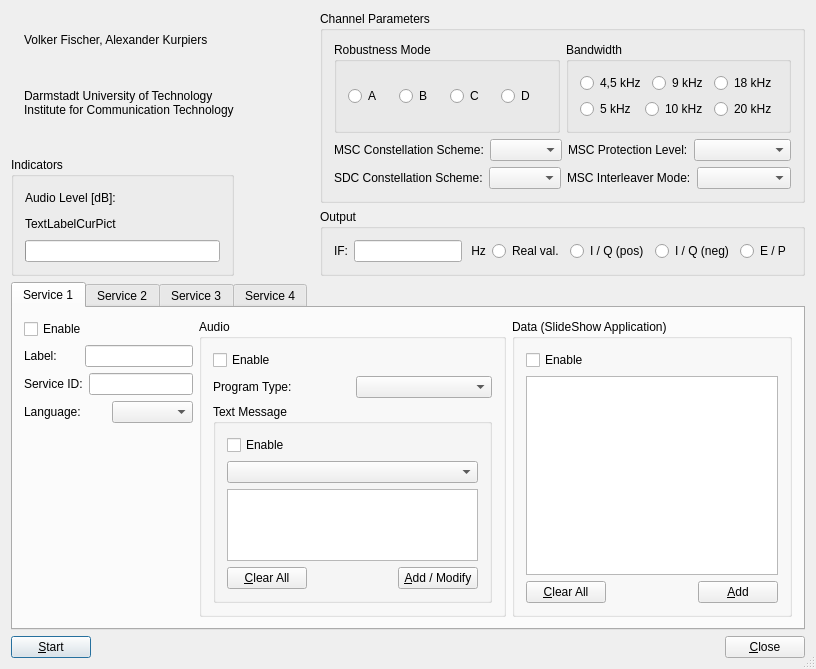
This is dream/src/GUI-QT/TransmDlgbase.ui in mmjee/dream-patched as Qt 5 draws it before an edit. The edited form follows.
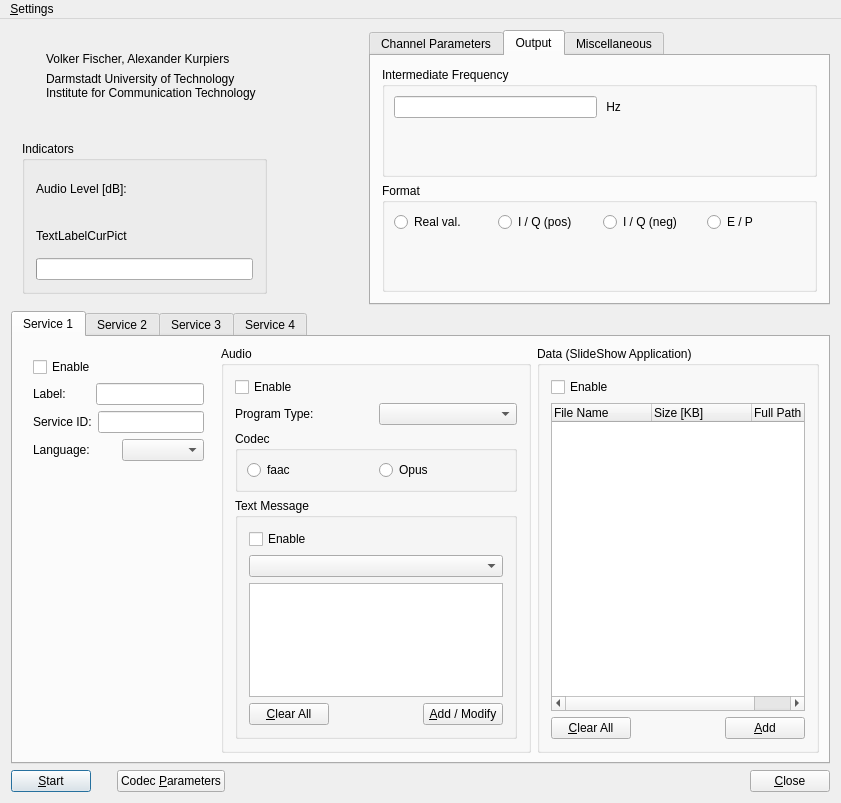
This is the edited form. The open tabs and pages were chosen to show the change. Icons and pictures are not drawn. Custom widgets are drawn as their Qt base class.

The edit to the form file:
```diff
--- a/dream/src/GUI-QT/TransmDlgbase.ui
+++ b/dream/src/GUI-QT/TransmDlgbase.ui
@@ -1,22 +1,24 @@
 <?xml version="1.0" encoding="UTF-8"?>
 <ui version="4.0">
  <class>TransmDlgBase</class>
- <widget class="QDialog" name="TransmDlgBase">
+ <widget class="QMainWindow" name="TransmDlgBase">
   <property name="geometry">
    <rect>
     <x>0</x>
     <y>0</y>
-    <width>816</width>
-    <height>607</height>
+    <width>841</width>
+    <height>803</height>
    </rect>
   </property>
   <property name="windowTitle">
    <string>Dream DRM Transmitter</string>
   </property>
-  <property name="sizeGripEnabled">
-   <bool>true</bool>
+  <property name="windowIcon">
+   <iconset resource="res/icons.qrc">
+    <normaloff>:/icons/MainIcon.png</normaloff>:/icons/MainIcon.png</iconset>
   </property>
-  <layout class="QVBoxLayout">
+  <widget class="QWidget" name="centralwidget">
+   <layout class="QVBoxLayout" name="verticalLayout_5">
    <property name="spacing">
     <number>6</number>
    </property>
@@ -24,20 +26,14 @@
     <number>11</number>
    </property>
    <item>
-    <layout class="QHBoxLayout">
-     <property name="spacing">
-      <number>6</number>
-     </property>
-     <property name="margin">
-      <number>0</number>
-     </property>
+     <layout class="QHBoxLayout" name="horizontalLayout">
      <item>
-      <layout class="QVBoxLayout">
+       <layout class="QVBoxLayout" name="verticalLayout_2">
        <property name="spacing">
         <number>6</number>
        </property>
        <property name="margin">
-        <number>0</number>
+         <number>11</number>
        </property>
        <item>
         <layout class="QHBoxLayout">
@@ -49,6 +45,9 @@
          </property>
          <item>
           <widget class="QLabel" name="PixmapLabelDreamLogo">
+            <property name="enabled">
+             <bool>true</bool>
+            </property>
            <property name="sizePolicy">
             <sizepolicy hsizetype="Fixed" vsizetype="Fixed">
              <horstretch>0</horstretch>
@@ -72,10 +71,16 @@
             <number>6</number>
            </property>
            <property name="margin">
-            <number>0</number>
+             <number>11</number>
            </property>
            <item>
             <widget class="QLabel" name="TextLabelMainAuthors">
+              <property name="sizePolicy">
+               <sizepolicy hsizetype="Preferred" vsizetype="Fixed">
+                <horstretch>0</horstretch>
+                <verstretch>0</verstretch>
+               </sizepolicy>
+              </property>
              <property name="text">
               <string>Volker Fischer, Alexander Kurpiers</string>
              </property>
@@ -86,6 +91,12 @@
            </item>
            <item>
             <widget class="QLabel" name="TextLabelCompany">
+              <property name="sizePolicy">
+               <sizepolicy hsizetype="Preferred" vsizetype="Fixed">
+                <horstretch>0</horstretch>
+                <verstretch>0</verstretch>
+               </sizepolicy>
+              </property>
              <property name="text">
               <string>Darmstadt University of Technology
 Institute for Communication Technology</string>
@@ -105,12 +116,12 @@
           <enum>Qt::Vertical</enum>
          </property>
          <property name="sizeType">
-          <enum>QSizePolicy::Minimum</enum>
+           <enum>QSizePolicy::Preferred</enum>
          </property>
          <property name="sizeHint" stdset="0">
           <size>
            <width>20</width>
-           <height>20</height>
+            <height>24</height>
           </size>
          </property>
         </spacer>
@@ -146,10 +157,30 @@
              </widget>
             </item>
             <item>
-             <widget class="QwtThermo" name="ProgrInputLevel" native="true"/>
+              <widget class="QwtThermo" name="ProgrInputLevel">
+               <property name="scalePosition">
+                <enum>QwtThermo::BottomScale</enum>
+               </property>
+              </widget>
             </item>
            </layout>
           </item>
+           <item>
+            <spacer name="verticalSpacer">
+             <property name="orientation">
+              <enum>Qt::Vertical</enum>
+             </property>
+             <property name="sizeType">
+              <enum>QSizePolicy::Fixed</enum>
+             </property>
+             <property name="sizeHint" stdset="0">
+              <size>
+               <width>20</width>
+               <height>8</height>
+              </size>
+             </property>
+            </spacer>
+           </item>
           <item>
            <widget class="QLabel" name="TextLabelCurPict">
             <property name="text">
@@ -185,19 +216,21 @@
       </spacer>
      </item>
      <item>
-      <layout class="QVBoxLayout">
-       <property name="spacing">
-        <number>6</number>
-       </property>
-       <property name="margin">
+       <widget class="QTabWidget" name="TabWidgetParam">
+        <property name="sizePolicy">
+         <sizepolicy hsizetype="Expanding" vsizetype="Minimum">
+          <horstretch>0</horstretch>
+          <verstretch>0</verstretch>
+         </sizepolicy>
+        </property>
+        <property name="currentIndex">
         <number>0</number>
        </property>
-       <item>
-        <widget class="QGroupBox" name="GroupBoxChanParam">
-         <property name="title">
+        <widget class="QWidget" name="tabChannelParameters">
+         <attribute name="title">
           <string>Channel Parameters</string>
-         </property>
-         <layout class="QVBoxLayout">
+         </attribute>
+         <layout class="QVBoxLayout" name="verticalLayout">
           <property name="spacing">
            <number>6</number>
           </property>
@@ -205,16 +238,8 @@
            <number>11</number>
           </property>
           <item>
-           <layout class="QHBoxLayout">
-            <property name="spacing">
-             <number>6</number>
-            </property>
-            <property name="margin">
-             <number>0</number>
-            </property>
-            <item>
-             <widget class="QGroupBox" name="ButtonGroupRobustnessMode" native="true">
-              <property name="title" stdset="0">
+           <widget class="QGroupBox" name="GroupBoxRobustnessMode">
+            <property name="title">
                <string>Robustness Mode</string>
               </property>
               <property name="radioButtonExclusive" stdset="0">
@@ -259,8 +284,8 @@
              </widget>
             </item>
             <item>
-             <widget class="QGroupBox" name="ButtonGroupBandwidth" native="true">
-              <property name="title" stdset="0">
+           <widget class="QGroupBox" name="GroupBoxBandwidth">
+            <property name="title">
                <string>Bandwidth</string>
               </property>
               <property name="radioButtonExclusive" stdset="0">
@@ -337,8 +362,6 @@
                </item>
               </layout>
              </widget>
-            </item>
-           </layout>
           </item>
           <item>
            <layout class="QHBoxLayout">
@@ -454,16 +477,11 @@
           </item>
          </layout>
         </widget>
-       </item>
-       <item>
-        <widget class="QGroupBox" name="ButtonGroupOutput" native="true">
-         <property name="title" stdset="0">
+        <widget class="QWidget" name="tabOutput">
+         <attribute name="title">
           <string>Output</string>
-         </property>
-         <property name="radioButtonExclusive" stdset="0">
-          <bool>true</bool>
-         </property>
-         <layout class="QHBoxLayout">
+         </attribute>
+         <layout class="QVBoxLayout" name="verticalLayout_3">
           <property name="spacing">
            <number>6</number>
           </property>
@@ -471,28 +489,21 @@
            <number>11</number>
           </property>
           <item>
-           <layout class="QHBoxLayout">
-            <property name="spacing">
-             <number>6</number>
+           <widget class="QGroupBox" name="ButtonGroupIF">
+            <property name="title">
+             <string>Intermediate Frequency</string>
             </property>
-            <property name="margin">
-             <number>0</number>
-            </property>
+            <layout class="QVBoxLayout" name="verticalLayout_7">
             <item>
-             <widget class="QLabel" name="TextLabelIF">
-              <property name="text">
-               <string>IF:</string>
-              </property>
-              <property name="wordWrap">
-               <bool>false</bool>
-              </property>
-              <property name="indent">
-               <number>-1</number>
-              </property>
-             </widget>
-            </item>
+              <layout class="QHBoxLayout" name="horizontalLayout_2">
             <item>
              <widget class="QLineEdit" name="LineEditSndCrdIF">
+                 <property name="sizePolicy">
+                  <sizepolicy hsizetype="Minimum" vsizetype="Minimum">
+                   <horstretch>0</horstretch>
+                   <verstretch>0</verstretch>
+                  </sizepolicy>
+                 </property>
               <property name="minimumSize">
                <size>
                 <width>90</width>
@@ -503,6 +514,12 @@
             </item>
             <item>
              <widget class="QLabel" name="TextLabelIFUnit">
+                 <property name="sizePolicy">
+                  <sizepolicy hsizetype="Minimum" vsizetype="Minimum">
+                   <horstretch>0</horstretch>
+                   <verstretch>0</verstretch>
+                  </sizepolicy>
+                 </property>
               <property name="text">
                <string> Hz</string>
               </property>
@@ -517,7 +534,40 @@
            </layout>
           </item>
           <item>
+              <spacer name="verticalSpacer_2">
+               <property name="orientation">
+                <enum>Qt::Vertical</enum>
+               </property>
+               <property name="sizeHint" stdset="0">
+                <size>
+                 <width>20</width>
+                 <height>40</height>
+                </size>
+               </property>
+              </spacer>
+             </item>
+            </layout>
+           </widget>
+          </item>
+          <item>
+           <widget class="QGroupBox" name="GroupBoxOutput">
+            <property name="title">
+             <string>Format</string>
+            </property>
+            <property name="radioButtonExclusive" stdset="0">
+             <bool>true</bool>
+            </property>
+            <layout class="QVBoxLayout" name="verticalLayout_6">
+             <item>
+              <layout class="QHBoxLayout" name="horizontalLayout_3">
+               <item>
            <widget class="QRadioButton" name="RadioButtonOutReal">
+                 <property name="sizePolicy">
+                  <sizepolicy hsizetype="Minimum" vsizetype="Minimum">
+                   <horstretch>0</horstretch>
+                   <verstretch>0</verstretch>
+                  </sizepolicy>
+                 </property>
             <property name="text">
              <string>Real val.</string>
             </property>
@@ -525,6 +575,12 @@
           </item>
           <item>
            <widget class="QRadioButton" name="RadioButtonOutIQPos">
+                 <property name="sizePolicy">
+                  <sizepolicy hsizetype="Minimum" vsizetype="Minimum">
+                   <horstretch>0</horstretch>
+                   <verstretch>0</verstretch>
+                  </sizepolicy>
+                 </property>
             <property name="text">
              <string>I / Q (pos)</string>
             </property>
@@ -532,6 +588,12 @@
           </item>
           <item>
            <widget class="QRadioButton" name="RadioButtonOutIQNeg">
+                 <property name="sizePolicy">
+                  <sizepolicy hsizetype="Minimum" vsizetype="Minimum">
+                   <horstretch>0</horstretch>
+                   <verstretch>0</verstretch>
+                  </sizepolicy>
+                 </property>
             <property name="text">
              <string>I / Q (neg)</string>
             </property>
@@ -539,15 +601,117 @@
           </item>
           <item>
            <widget class="QRadioButton" name="RadioButtonOutEP">
+                 <property name="sizePolicy">
+                  <sizepolicy hsizetype="Minimum" vsizetype="Minimum">
+                   <horstretch>0</horstretch>
+                   <verstretch>0</verstretch>
+                  </sizepolicy>
+                 </property>
             <property name="text">
              <string>E / P</string>
             </property>
            </widget>
           </item>
          </layout>
+             </item>
+             <item>
+              <spacer name="verticalSpacer_3">
+               <property name="orientation">
+                <enum>Qt::Vertical</enum>
+               </property>
+               <property name="sizeHint" stdset="0">
+                <size>
+                 <width>20</width>
+                 <height>44</height>
+                </size>
+               </property>
+              </spacer>
+             </item>
+            </layout>
         </widget>
        </item>
       </layout>
+        </widget>
+        <widget class="QWidget" name="tabMiscellaneous">
+         <attribute name="title">
+          <string>Miscellaneous</string>
+         </attribute>
+         <layout class="QVBoxLayout" name="verticalLayout_4">
+          <property name="spacing">
+           <number>6</number>
+          </property>
+          <property name="margin">
+           <number>11</number>
+          </property>
+          <item>
+           <widget class="QGroupBox" name="GroupBoxCurrentTime">
+            <property name="title">
+             <string>Current Time Transmission</string>
+            </property>
+            <layout class="QVBoxLayout" name="verticalLayout_8">
+             <item>
+              <layout class="QHBoxLayout" name="horizontalLayout_4">
+               <item>
+                <widget class="QRadioButton" name="RadioButtonCurTimeOff">
+                 <property name="text">
+                  <string>Off</string>
+                 </property>
+                 <attribute name="buttonGroup">
+                  <string notr="true">ButtonGroupCurrentTime</string>
+                 </attribute>
+                </widget>
+               </item>
+               <item>
+                <widget class="QRadioButton" name="RadioButtonCurTimeLocal">
+                 <property name="text">
+                  <string>Local</string>
+                 </property>
+                 <attribute name="buttonGroup">
+                  <string notr="true">ButtonGroupCurrentTime</string>
+                 </attribute>
+                </widget>
+               </item>
+               <item>
+                <widget class="QRadioButton" name="RadioButtonCurTimeUTC">
+                 <property name="text">
+                  <string>UTC</string>
+                 </property>
+                 <attribute name="buttonGroup">
+                  <string notr="true">ButtonGroupCurrentTime</string>
+                 </attribute>
+                </widget>
+               </item>
+               <item>
+                <widget class="QRadioButton" name="RadioButtonCurTimeUTCOffset">
+                 <property name="text">
+                  <string>UTC+Offset</string>
+                 </property>
+                 <attribute name="buttonGroup">
+                  <string notr="true">ButtonGroupCurrentTime</string>
+                 </attribute>
+                </widget>
+               </item>
+              </layout>
+             </item>
+             <item>
+              <spacer name="verticalSpacer_4">
+               <property name="orientation">
+                <enum>Qt::Vertical</enum>
+               </property>
+               <property name="sizeHint" stdset="0">
+                <size>
+                 <width>20</width>
+                 <height>162</height>
+                </size>
+               </property>
+              </spacer>
+             </item>
+            </layout>
+           </widget>
+          </item>
+         </layout>
+        </widget>
+       </widget>
      </item>
     </layout>
    </item>
@@ -556,6 +720,9 @@
      <property name="enabled">
       <bool>true</bool>
      </property>
+      <property name="tabPosition">
+       <enum>QTabWidget::North</enum>
+      </property>
      <property name="currentIndex">
       <number>0</number>
      </property>
@@ -563,20 +730,14 @@
       <attribute name="title">
        <string>Service 1</string>
       </attribute>
-      <layout class="QHBoxLayout">
-       <property name="spacing">
-        <number>6</number>
-       </property>
-       <property name="margin">
-        <number>11</number>
-       </property>
+       <layout class="QHBoxLayout" name="horizontalLayout_7">
        <item>
         <layout class="QVBoxLayout">
          <property name="spacing">
           <number>6</number>
          </property>
          <property name="margin">
-          <number>0</number>
+           <number>11</number>
          </property>
          <item>
           <widget class="QCheckBox" name="CheckBoxEnableService">
@@ -680,7 +841,7 @@
             <enum>Qt::Vertical</enum>
            </property>
            <property name="sizeType">
-            <enum>QSizePolicy::Expanding</enum>
+             <enum>QSizePolicy::MinimumExpanding</enum>
            </property>
            <property name="sizeHint" stdset="0">
             <size>
@@ -740,6 +901,35 @@
             </item>
            </layout>
           </item>
+           <item>
+            <widget class="QGroupBox" name="GroupBoxCodec">
+             <property name="title">
+              <string>Codec</string>
+             </property>
+             <layout class="QHBoxLayout">
+              <item>
+               <widget class="QRadioButton" name="RadioButtonFAAC">
+                <property name="text">
+                 <string>faac</string>
+                </property>
+                <attribute name="buttonGroup">
+                 <string notr="true">ButtonGroupCodec</string>
+                </attribute>
+               </widget>
+              </item>
+              <item>
+               <widget class="QRadioButton" name="RadioButtonOPUS">
+                <property name="text">
+                 <string>Opus</string>
+                </property>
+                <attribute name="buttonGroup">
+                 <string notr="true">ButtonGroupCodec</string>
+                </attribute>
+               </widget>
+              </item>
+             </layout>
+            </widget>
+           </item>
           <item>
            <widget class="QGroupBox" name="GroupBoxTextMessage">
             <property name="title">
@@ -769,7 +959,7 @@
               <widget class="QComboBox" name="ComboBoxTextMessage"/>
              </item>
              <item>
-              <widget class="QTextEdit" name="textEdit"/>
+               <widget class="QTextEdit" name="MultiLineEditTextMessage"/>
              </item>
              <item>
               <layout class="QHBoxLayout">
@@ -843,7 +1033,59 @@
            </widget>
           </item>
           <item>
-           <widget class="QListWidget" name="listWidgetFileNames"/>
+            <widget class="QTreeWidget" name="TreeWidgetFileNames">
+             <property name="autoScroll">
+              <bool>false</bool>
+             </property>
+             <property name="editTriggers">
+              <set>QAbstractItemView::NoEditTriggers</set>
+             </property>
+             <property name="alternatingRowColors">
+              <bool>true</bool>
+             </property>
+             <property name="selectionMode">
+              <enum>QAbstractItemView::NoSelection</enum>
+             </property>
+             <property name="selectionBehavior">
+              <enum>QAbstractItemView::SelectRows</enum>
+             </property>
+             <property name="verticalScrollMode">
+              <enum>QAbstractItemView::ScrollPerPixel</enum>
+             </property>
+             <property name="horizontalScrollMode">
+              <enum>QAbstractItemView::ScrollPerPixel</enum>
+             </property>
+             <property name="indentation">
+              <number>0</number>
+             </property>
+             <property name="rootIsDecorated">
+              <bool>false</bool>
+             </property>
+             <property name="uniformRowHeights">
+              <bool>true</bool>
+             </property>
+             <attribute name="headerVisible">
+              <bool>true</bool>
+             </attribute>
+             <attribute name="headerStretchLastSection">
+              <bool>false</bool>
+             </attribute>
+             <column>
+              <property name="text">
+               <string>File Name</string>
+              </property>
+             </column>
+             <column>
+              <property name="text">
+               <string>Size [KB]</string>
+              </property>
+             </column>
+             <column>
+              <property name="text">
+               <string>Full Path</string>
+              </property>
+             </column>
+            </widget>
           </item>
           <item>
            <layout class="QHBoxLayout">
@@ -908,13 +1150,7 @@
     </widget>
    </item>
    <item>
-    <layout class="QHBoxLayout">
-     <property name="spacing">
-      <number>6</number>
-     </property>
-     <property name="margin">
-      <number>0</number>
-     </property>
+     <layout class="QHBoxLayout" name="horizontalLayout_6">
      <item>
       <widget class="QPushButton" name="ButtonStartStop">
        <property name="text">
@@ -934,7 +1170,7 @@
         <enum>Qt::Horizontal</enum>
        </property>
        <property name="sizeType">
-        <enum>QSizePolicy::Expanding</enum>
+         <enum>QSizePolicy::Minimum</enum>
        </property>
        <property name="sizeHint" stdset="0">
         <size>
@@ -944,6 +1180,26 @@
        </property>
       </spacer>
      </item>
+      <item>
+       <widget class="QPushButton" name="ButtonCodec">
+        <property name="text">
+         <string>Codec &amp;Parameters</string>
+        </property>
+       </widget>
+      </item>
+      <item>
+       <spacer name="horizontalSpacer">
+        <property name="orientation">
+         <enum>Qt::Horizontal</enum>
+        </property>
+        <property name="sizeHint" stdset="0">
+         <size>
+          <width>40</width>
+          <height>20</height>
+         </size>
+        </property>
+       </spacer>
+      </item>
      <item>
       <widget class="QPushButton" name="buttonOk">
        <property name="text">
@@ -961,6 +1217,23 @@
    </item>
   </layout>
  </widget>
+  <widget class="QMenuBar" name="menubar">
+   <property name="geometry">
+    <rect>
+     <x>0</x>
+     <y>0</y>
+     <width>841</width>
+     <height>25</height>
+    </rect>
+   </property>
+   <widget class="QMenu" name="menu_Settings">
+    <property name="title">
+     <string>&amp;Settings</string>
+    </property>
+   </widget>
+   <addaction name="menu_Settings"/>
+  </widget>
+ </widget>
  <customwidgets>
   <customwidget>
    <class>QwtThermo</class>
```
Left out of the diff: 109 changed lines with no effect on the pictures. Lines whose indentation alone changed are shown as unchanged.
